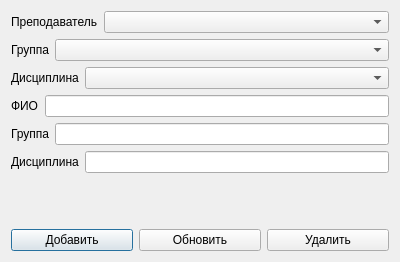
Before: the Qt Designer form client/EditWindow.ui in zefixed/raspyxxx, drawn with Qt 5.
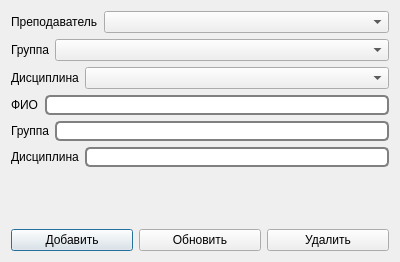
After: the same form once the commit is applied.

```diff
--- a/client/EditWindow.ui
+++ b/client/EditWindow.ui
@@ -123,7 +123,13 @@
         </widget>
        </item>
        <item>
-        <widget class="QLineEdit" name="teacher_lineEdit"/>
+        <widget class="QLineEdit" name="teacher_lineEdit">
+         <property name="styleSheet">
+          <string notr="true">border: 2px solid gray;
+border-radius: 5px;
+backgroung-color: white;</string>
+         </property>
+        </widget>
        </item>
       </layout>
      </item>
@@ -143,7 +149,13 @@
         </widget>
        </item>
        <item>
-        <widget class="QLineEdit" name="group_lineEdit"/>
+        <widget class="QLineEdit" name="group_lineEdit">
+         <property name="styleSheet">
+          <string notr="true">border: 2px solid gray;
+border-radius: 5px;
+backgroung-color: white;</string>
+         </property>
+        </widget>
        </item>
       </layout>
      </item>
@@ -163,7 +175,13 @@
         </widget>
        </item>
        <item>
-        <widget class="QLineEdit" name="discipline_lineEdit"/>
+        <widget class="QLineEdit" name="discipline_lineEdit">
+         <property name="styleSheet">
+          <string notr="true">border: 2px solid gray;
+border-radius: 5px;
+backgroung-color: white;</string>
+         </property>
+        </widget>
        </item>
       </layout>
      </item>
```
